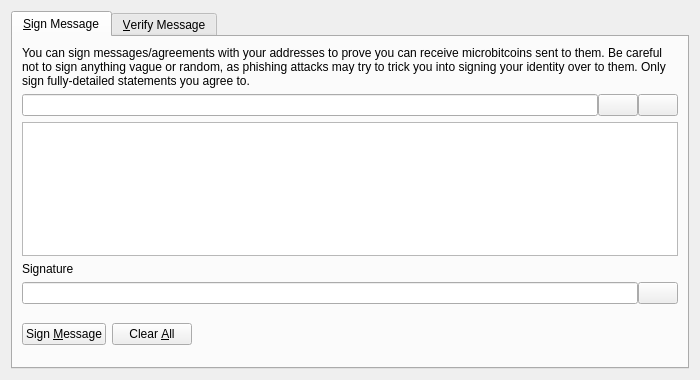
Before: the Qt Designer form src/qt/forms/signverifymessagedialog.ui in CryptoDevelopmentServices/AdventureCoin, drawn with Qt 5.
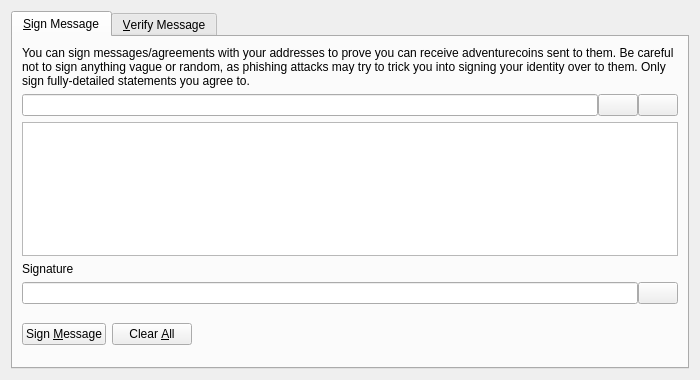
After: the same form once the commit is applied. Icons and pictures are not drawn. Custom widgets are drawn as their Qt base class.

Diff of the .ui file:
```diff
--- a/src/qt/forms/signverifymessagedialog.ui
+++ b/src/qt/forms/signverifymessagedialog.ui
@@ -30,7 +30,7 @@
        <item>
         <widget class="QLabel" name="infoLabel_SM">
          <property name="text">
-          <string>You can sign messages/agreements with your addresses to prove you can receive microbitcoins sent to them. Be careful not to sign anything vague or random, as phishing attacks may try to trick you into signing your identity over to them. Only sign fully-detailed statements you agree to.</string>
+          <string>You can sign messages/agreements with your addresses to prove you can receive adventurecoins sent to them. Be careful not to sign anything vague or random, as phishing attacks may try to trick you into signing your identity over to them. Only sign fully-detailed statements you agree to.</string>
          </property>
          <property name="textFormat">
           <enum>Qt::PlainText</enum>
```
Left out of the diff: 8 changed lines with no effect on the pictures.
